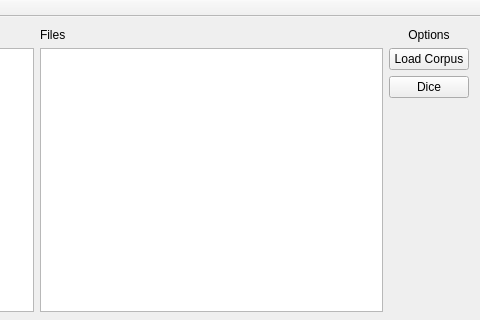
Old version of the form mainwindow.ui in the repository JuanCrg90/similaritygraphs; both pictures show x 320 to 800 and y 0 to 320 of the 800 by 635 pixel window.
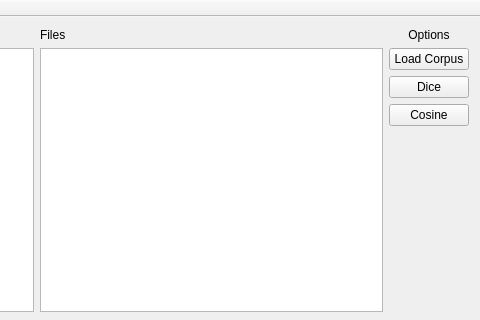
New version of the form.

Patch:
```diff
--- a/mainwindow.ui
+++ b/mainwindow.ui
@@ -141,6 +141,13 @@
         </property>
        </widget>
       </item>
+      <item>
+       <widget class="QPushButton" name="CosButton">
+        <property name="text">
+         <string>Cosine</string>
+        </property>
+       </widget>
+      </item>
       <item>
        <spacer name="verticalSpacer">
         <property name="orientation">
```
